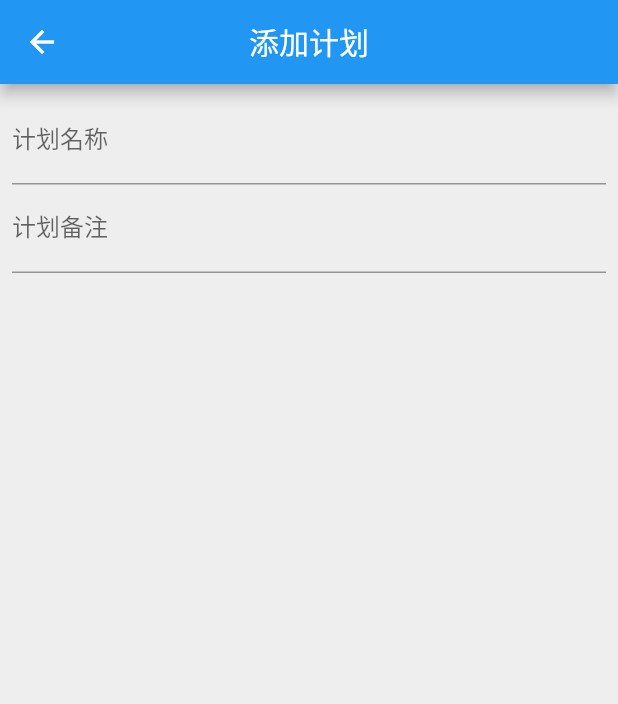
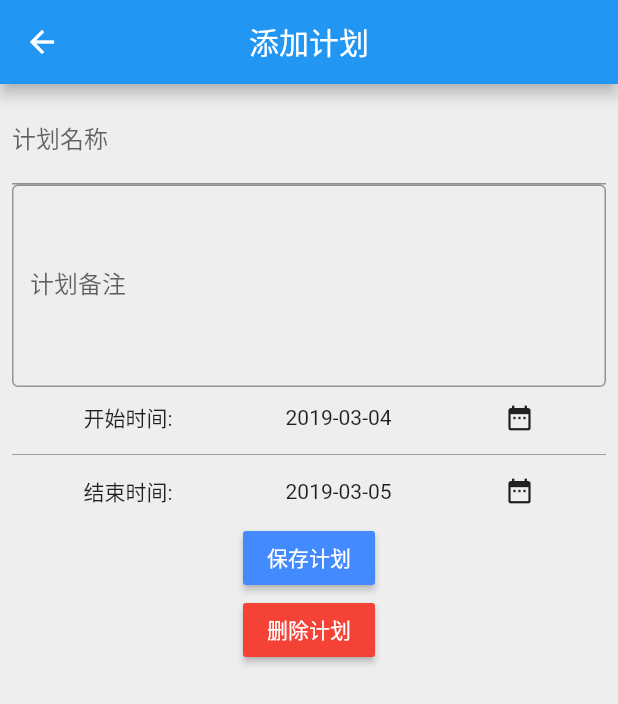
Before and after one commit to javaKhan/life_front, a Flutter app: the PlanAddPage screen opened directly, on a phone screen of 412 x 824 dp. Shown: the top 704 px of the screen. Run offline on Flutter 3.47's test engine with Material 2 defaults, Android fonts, the phone set to English and light mode, and no system bars.

Commit message:
add plan

```diff
--- a/lib/plan/PlanAddPage.dart
+++ b/lib/plan/PlanAddPage.dart
@@ -1,30 +1,125 @@
 import 'package:flutter/material.dart';
+//import 'package:flutter_datetime_picker/flutter_datetime_picker.dart';
+//import 'dart:async';
 
-class PlanAddPage extends StatelessWidget{
+import 'package:intl/intl.dart';
 
+class PlanAddPage extends StatefulWidget {
+  @override
+  State createState() {
+    return PlanAddPageState();
+  }
+}
+
+class PlanAddPageState extends State<PlanAddPage> {
   GlobalKey<FormState> _addPlanKey = new GlobalKey<FormState>();
+  final DateFormat dateFormat = DateFormat("yyyy-MM-dd");
+  DateTime startDay = DateTime.now();
+  DateTime endDay = DateTime.now().add(Duration(days: 1));
+
+  _selectStartDate() async {
+    final DateTime date = await showDatePicker(
+        context: context,
+        initialDate: endDay,
+        firstDate: endDay,
+        lastDate: startDay.add(Duration(days: 1000)));
+    if (null == date) {
+      return;
+    }
+    setState(() {
+      if (startDay.isAfter(endDay)) {
+        endDay = date.add(Duration(days: 1));
+      }
+      startDay = date;
+    });
+  }
+
+  _selectEndDate() async {
+    final DateTime date = await showDatePicker(
+        context: context,
+        initialDate: startDay,
+        firstDate: startDay,
+        lastDate: startDay.add(Duration(days: 1000)));
+    if (null == date) {
+      return;
+    }
+    setState(() {
+      endDay = date;
+    });
+  }
+
+  savePlan(){
+
+  }
 
   @override
   Widget build(BuildContext context) {
     return Scaffold(
-      appBar: AppBar(title: Text("添加计划"),centerTitle: true,),
+      appBar: AppBar(
+        title: Text("添加计划"),
+        centerTitle: true,
+      ),
       backgroundColor: Colors.grey[200],
-      body: Container(
+      body: SingleChildScrollView(
         padding: EdgeInsets.all(8.0),
         child: Form(
           key: _addPlanKey,
           child: Column(
             children: <Widget>[
               TextFormField(
-                decoration: new InputDecoration(
-                  labelText: "计划名称"
+                decoration: new InputDecoration(labelText: "计划名称"),
+              ),
+              TextFormField(
+                maxLines: 5,
+                decoration: InputDecoration(
+                  border: OutlineInputBorder(),
+                  labelText: "计划备注",
+                  hintText: "",
                 ),
               ),
-              TextFormField(
-                decoration: InputDecoration(
-                  labelText: "计划备注"
-                ),
-              )
+              InkWell(
+                onTap: _selectStartDate,
+                child: Container(
+                    padding: EdgeInsets.all(10.0),
+                    child: Row(
+                    mainAxisAlignment: MainAxisAlignment.spaceAround,
+                    children: <Widget>[
+                      Text("开始时间:"),
+                      Text(dateFormat.format(startDay),style: TextStyle(),),
+                      Icon(Icons.date_range,size: 20,),
+                  ],
+                )),
+              ),
+              Divider(color: Colors.grey,height: 8,),
+              InkWell(
+                onTap: _selectEndDate,
+                child: Container(
+                    padding: EdgeInsets.all(10.0),
+                    child: Row(
+                      mainAxisAlignment: MainAxisAlignment.spaceAround,
+                      children: <Widget>[
+                        Text("结束时间:"),
+                        Text(dateFormat.format(endDay),),
+                        Icon(Icons.date_range,size: 20,),
+                      ],
+                    )),
+              ),
+              RaisedButton(
+                child: Text("保存计划"),
+                color: Colors.blueAccent,
+//                highlightColor: Colors.amber,
+                textColor: Colors.white,
+                splashColor: Colors.black,
+                onPressed: savePlan,
+              ),
+              RaisedButton(
+                child: Text("删除计划"),
+                color: Colors.red,
+//                highlightColor: Colors.amber,
+                textColor: Colors.white,
+                splashColor: Colors.black,
+                onPressed: savePlan,
+              ),
             ],
           ),
         ),
--- a/pubspec.yaml
+++ b/pubspec.yaml
@@ -19,6 +19,8 @@ environment:
 dependencies:
   flutter:
     sdk: flutter
+  intl: 0.15.7
+  flutter_datetime_picker: 1.1.3
 
   # The following adds the Cupertino Icons font to your application.
   # Use with the CupertinoIcons class for iOS style icons.
```
Also changed, not shown: pubspec.lock.
